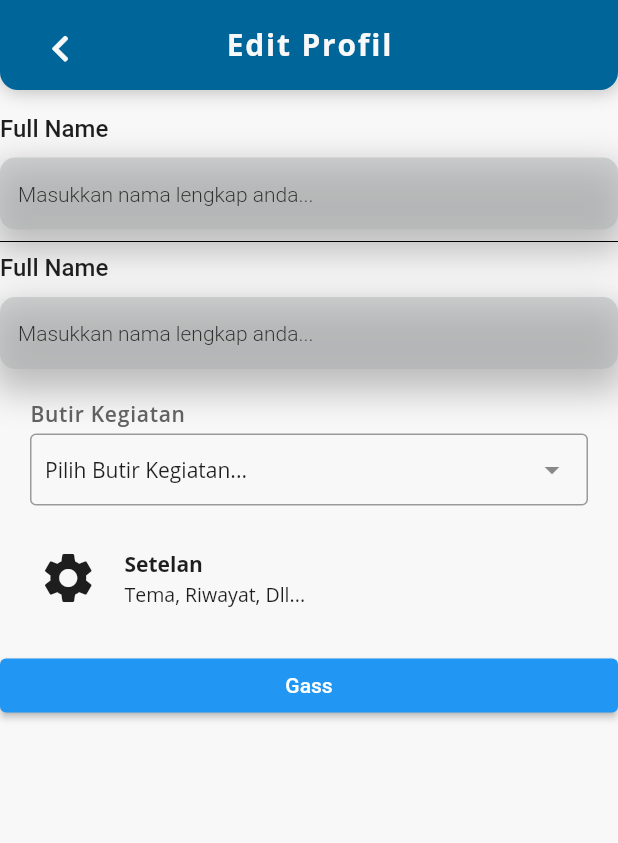
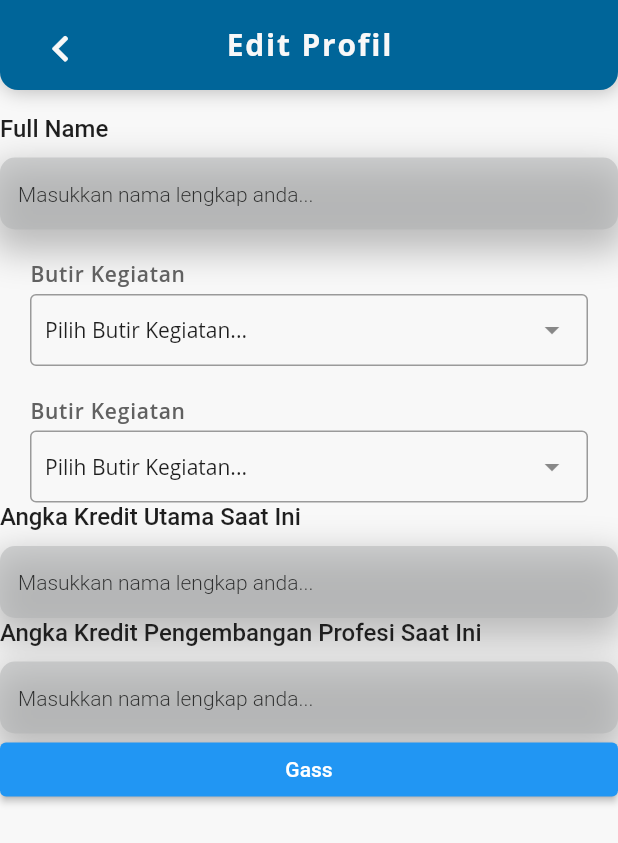
Before and after one commit to zahlulapaaja/skripsi_flutter, a Flutter app: the EditProfileScreen screen opened directly, on a phone screen of 412 x 824 dp. Shown: the top 843 px of the screen. Run offline on Flutter 3.47's test engine with Material 2 defaults, Android fonts, the phone set to English and light mode, and no system bars; drawn by our look-alikes of dropdown_search; our stand-ins replace file_picker, flutter_svg, font_awesome_flutter, open_file, pie_chart, pin_code_fields and 1 more; missing offline and left inert: number_inc_dec; accounts and stored records are empty; project files that could hold a hidden picture were left out.

Commit message:
panggil database ke screen formnya

```diff
--- a/buku_saku_2/lib/screens/app/models/profile.dart
+++ b/buku_saku_2/lib/screens/app/models/profile.dart
@@ -1,22 +1,46 @@
-import 'package:buku_saku_2/screens/app/models/bukti_fisik.dart';
-import 'package:buku_saku_2/screens/app/models/db/database.dart';
-
 class Profile {
   int? id;
   String? nama;
   String? fotoProfil;
+  int? idJenjang;
+  double? akSaatIni;
+  double? akUtamaTerkumpul;
+  double? akPenunjangTerkumpul;
+  List<Jenjang>? listJenjang;
 
   Profile({
     this.id,
     this.nama,
     this.fotoProfil,
+    this.idJenjang,
+    this.akSaatIni,
+    this.akUtamaTerkumpul,
+    this.akPenunjangTerkumpul,
+    this.listJenjang,
   });
 
   Map<String, dynamic> toMap() {
     return {
-      'id': id,
       'nama': nama,
       'fotoProfil': fotoProfil,
+      "idJenjang": idJenjang,
+      "akSaatIni": akSaatIni,
+      "akUtamaTerkumpul": akUtamaTerkumpul,
+      "akPenunjangTerkumpul": akPenunjangTerkumpul,
     };
   }
 }
+
+class Jenjang {
+  int id;
+  int kodeJenjang;
+  String jenjang;
+  String golongan;
+
+  Jenjang({
+    required this.id,
+    required this.kodeJenjang,
+    required this.jenjang,
+    required this.golongan,
+  });
+}
--- a/buku_saku_2/lib/screens/app/models/providers/profile_provider.dart
+++ b/buku_saku_2/lib/screens/app/models/providers/profile_provider.dart
@@ -1,12 +1,10 @@
 import 'package:buku_saku_2/screens/app/models/db/db_profile.dart';
 import 'package:buku_saku_2/screens/app/models/profile.dart';
 import 'package:flutter/cupertino.dart';
-import 'package:buku_saku_2/screens/app/models/note.dart';
-import 'package:buku_saku_2/screens/app/models/db/database.dart';
 
 class ProfileProvider with ChangeNotifier {
   Profile? _profile;
-  List<dynamic>? _jenjang;
+  List<Jenjang>? _jenjang;
   var dbHelper = DbProfile();
 
   Future<Profile> get getProfileData async {
@@ -14,14 +12,13 @@ class ProfileProvider with ChangeNotifier {
     return _profile!;
   }
 
-  Future<List<dynamic>> get getJenjang async {
+  Future<List<Jenjang>> get getJenjang async {
     _jenjang = await dbHelper.getJenjang();
     return _jenjang!;
   }
 
-  set setProfile(Profile data) {
-    print(_profile?.nama);
-    _profile = data;
-    notifyListeners();
-  }
+  // void saveProfile(Profile data) async {
+  //   await dbHelper.saveProfile(data);
+  //   notifyListeners();
+  // }
 }
--- /dev/null
+++ b/buku_saku_2/lib/screens/app/profile/components/form_field.dart
@@ -0,0 +1,80 @@
+import 'package:flutter/material.dart';
+import 'package:buku_saku_2/configs/colors.dart';
+import 'package:buku_saku_2/configs/constants.dart';
+
+class ProfileFormField extends StatelessWidget {
+  final String headingText;
+  final String hintText;
+  final bool obsecureText;
+  final Widget suffixIcon;
+  final TextInputType textInputType;
+  final TextInputAction textInputAction;
+  final TextEditingController controller;
+  final int maxLines;
+  final bool elevation;
+  final Border? border;
+
+  const ProfileFormField({
+    Key? key,
+    required this.headingText,
+    required this.hintText,
+    required this.obsecureText,
+    required this.suffixIcon,
+    required this.textInputType,
+    required this.textInputAction,
+    required this.controller,
+    required this.maxLines,
+    this.elevation = true,
+    this.border,
+  }) : super(key: key);
+
+  @override
+  Widget build(BuildContext context) {
+    return Column(
+      crossAxisAlignment: CrossAxisAlignment.start,
+      children: [
+        Container(
+          margin: const EdgeInsets.only(bottom: 10),
+          child: Text(
+            headingText,
+            style: AppConstants.kTextFieldHeader,
+          ),
+        ),
+        Container(
+          decoration: BoxDecoration(
+            color: AppColors.lightGrey.withOpacity(0.5),
+            borderRadius: BorderRadius.circular(10),
+            border: border,
+            boxShadow: elevation
+                ? [
+                    BoxShadow(
+                      color: AppColors.grey.withOpacity(0.4),
+                      blurRadius: 20,
+                      spreadRadius: 5,
+                      offset: const Offset(0, 10),
+                    ),
+                  ]
+                : null,
+          ),
+          child: Padding(
+            padding: const EdgeInsets.symmetric(horizontal: 12.0),
+            child: TextField(
+              maxLines: maxLines,
+              controller: controller,
+              textInputAction: textInputAction,
+              textAlignVertical: TextAlignVertical.center,
+              keyboardType: textInputType,
+              obscureText: obsecureText,
+              decoration: InputDecoration(
+                hintText: hintText,
+                hintStyle: AppConstants.kTextFieldHintStyle,
+                border: InputBorder.none,
+                suffixIcon: suffixIcon,
+              ),
+            ),
+          ),
+        )
+      ],
+    );
+  }
+}
--- a/buku_saku_2/lib/screens/app/profile/edit_profile_screen.dart
+++ b/buku_saku_2/lib/screens/app/profile/edit_profile_screen.dart
@@ -1,9 +1,10 @@
 import 'package:buku_saku_2/configs/components.dart';
 import 'package:buku_saku_2/screens/app/components/app_bar_ui.dart';
-import 'package:buku_saku_2/screens/app/models/db/database.dart';
+import 'package:buku_saku_2/screens/app/models/db/db_profile.dart';
+import 'package:buku_saku_2/screens/app/models/profile.dart';
 import 'package:buku_saku_2/screens/app/models/providers/profile_provider.dart';
 import 'package:buku_saku_2/screens/app/profile/components/dropdown_field.dart';
-import 'package:buku_saku_2/screens/app/profile/components/setting_menu_button.dart';
+import 'package:buku_saku_2/screens/app/profile/components/form_field.dart';
 import 'package:flutter/material.dart';
 import 'package:buku_saku_2/configs/constants.dart';
 import 'package:buku_saku_2/configs/colors.dart';
@@ -19,11 +20,20 @@ class EditProfileScreen extends StatefulWidget {
 }
 
 class _EditProfileScreenState extends State<EditProfileScreen> {
+  //rapiin lagi bawah bawah ni
   final _formKey = GlobalKey<FormState>();
-  var dbHelper = DbHelper();
-  final _textController = TextEditingController();
+  var dbHelper = DbProfile();
+  final _nameTextController = TextEditingController();
+  final _akUtamaTextController = TextEditingController();
+  final _akPenunjangTextController = TextEditingController();
 
-  // String? name;
+  List<String> golongan = [];
+  String? selectedJenjang;
+  String? selectedGolongan;
+  Profile data = Profile();
+  List<Jenjang> listJenjang = [];
+  List<String> jenjang = [];
+
   @override
   Widget build(BuildContext context) {
     return Container(
@@ -58,7 +68,27 @@ class _EditProfileScreenState extends State<EditProfileScreen> {
   Widget getMainListViewUI(BuildContext context) {
     return Form(
       key: _formKey,
-      child: ListView(
+      child: FutureBuilder(
+          future: context.read<ProfileProvider>().getProfileData,
+          builder: (context, AsyncSnapshot<Profile> snapshot) {
+            if (snapshot.data!.id != null) {
+              data = snapshot.data!;
+              listJenjang = data.listJenjang!;
+              jenjang = List.generate(listJenjang.length, (i) {
+                if (listJenjang[i].id == data.idJenjang) {
+                  selectedJenjang = listJenjang[i].jenjang;
+                  selectedGolongan = listJenjang[i].golongan;
+                }
+                return listJenjang[i].jenjang;
+              });
+
+              _nameTextController.text = data.nama!;
+              _akUtamaTextController.text = data.akUtamaTerkumpul.toString();
+              _akPenunjangTextController.text =
+                  data.akPenunjangTerkumpul.toString();
+            }
+
+            return ListView(
               padding: EdgeInsets.only(
                 top: AppBar().preferredSize.height +
                     MediaQuery.of(context).padding.top,
@@ -67,71 +97,86 @@ class _EditProfileScreenState extends State<EditProfileScreen> {
               scrollDirection: Axis.vertical,
               children: <Widget>[
                 const SizedBox(height: 20),
-          FormFieldTemplate(
+                ProfileFormField(
                   headingText: "Full Name",
                   hintText: "Masukkan nama lengkap anda...",
                   suffixIcon: const SizedBox(),
                   obsecureText: false,
                   maxLines: 1,
-            controller: _textController,
+                  controller: _nameTextController,
                   textInputAction: TextInputAction.done,
                   textInputType: TextInputType.emailAddress,
                 ),
-          Divider(color: Colors.black),
-          FormFieldTemplate(
-            headingText: "Full Name",
+                DropdownField(
+                  data: jenjang,
+                  initialData: selectedJenjang,
+                  onChanged: (value) {
+                    print('changed');
+                    setState(() {
+                      selectedJenjang = value;
+                      golongan = [];
+                      for (var row in listJenjang) {
+                        if (row.jenjang == value) {
+                          golongan.add(row.golongan);
+                        }
+                      }
+                    });
+                  },
+                ),
+                DropdownField(
+                  data: golongan,
+                  initialData: selectedGolongan,
+                  onChanged: (value) {
+                    for (var row in listJenjang) {
+                      if (row.jenjang == selectedJenjang) {
+                        if (row.golongan == value) {
+                          setState(() {
+                            data.idJenjang = row.id;
+                          });
+                        }
+                      }
+                    }
+                    print('changed');
+                  },
+                ),
+                ProfileFormField(
+                  headingText: "Angka Kredit Utama Saat Ini",
                   hintText: "Masukkan nama lengkap anda...",
                   suffixIcon: const SizedBox(),
                   obsecureText: false,
                   maxLines: 1,
-            controller: _textController,
+                  controller: _akUtamaTextController,
                   textInputAction: TextInputAction.done,
-            textInputType: TextInputType.emailAddress,
+                  textInputType:
+                      const TextInputType.numberWithOptions(decimal: true),
                 ),
-          FutureBuilder(
-              future: context.watch<ProfileProvider>().getJenjang,
-              builder: (context, AsyncSnapshot<List<dynamic>> snapshot) {
-                print(snapshot.data![0]['id']);
-                // nanti ganti name ini jadi jenjang aja (termasuk di db nya)
-                return DropdownField(
-                  data: List.generate(snapshot.data!.length,
-                      (i) => snapshot.data![i]['jenjang']),
-                  onChanged: (value) {
-                    print('changed');
-                  },
-                );
-              }),
-          SettingMenuButton(
-            icon: Icons.settings,
-            title: 'Setelan',
-            subtitle: 'Tema, Riwayat, Dll...',
-            onPressed: () {},
+                ProfileFormField(
+                  headingText: "Angka Kredit Pengembangan Profesi Saat Ini",
+                  hintText: "Masukkan nama lengkap anda...",
+                  suffixIcon: const SizedBox(),
+                  obsecureText: false,
+                  maxLines: 1,
+                  controller: _akPenunjangTextController,
+                  textInputAction: TextInputAction.done,
+                  textInputType: TextInputType.number,
                 ),
                 ElevatedButton(
-            onPressed: () => saveData(_textController.text),
+                  onPressed: () => saveData(data),
                   child: const Text('Gass'),
                 )
               ],
-      ),
+            );
+          }),
     );
   }
 
-  saveData(String data) async {
+  saveData(Profile data) async {
     if (_formKey.currentState!.validate()) {
-      // final newNote = selectedNote;
+      data.nama = _nameTextController.text;
+      data.akUtamaTerkumpul = double.parse(_akUtamaTextController.text);
+      data.akPenunjangTerkumpul = double.parse(_akPenunjangTextController.text);
 
-      // (widget.note?.id != null)
-      //     ? noteProvider.updateNote(newNote)
-      //     : noteProvider.addNewNote(newNote);
-      print(data);
-      // if (dbHelper.getNameTest() == null || dbHelper.getNameTest() == '') {
-      // await dbHelper.saveProfileTest(data);
-      //   print(dbHelper.getNameTest());
-      // } else {
-      // TODO : deteksi ada data atau tidak, logika di atas kurang pas
-      await dbHelper.updateNameTest(data);
-      // }
-
+      int status = await dbHelper.saveProfile(data);
       Navigator.pop(context);
     }
   }
```
Also changed, not shown: buku_saku_2/lib/screens/app/models/db/db_profile.dart (+32 -33 lines). Lines whose indentation alone changed are shown as unchanged.
